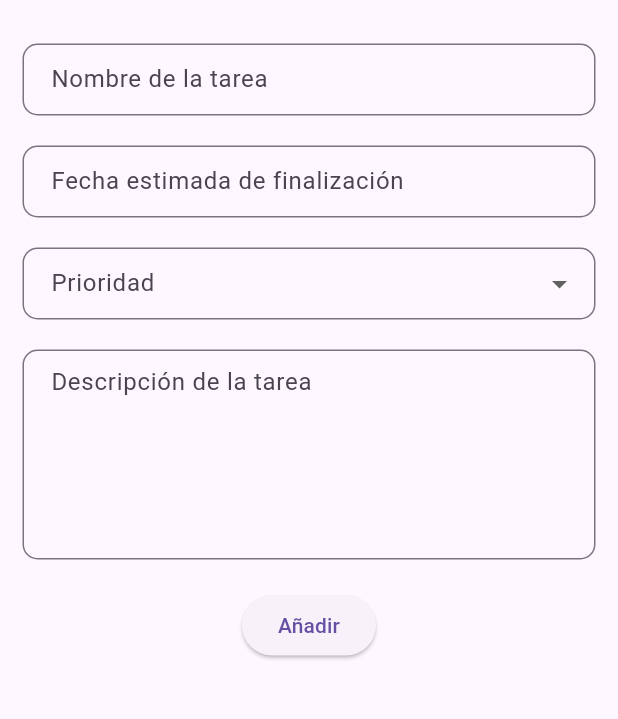
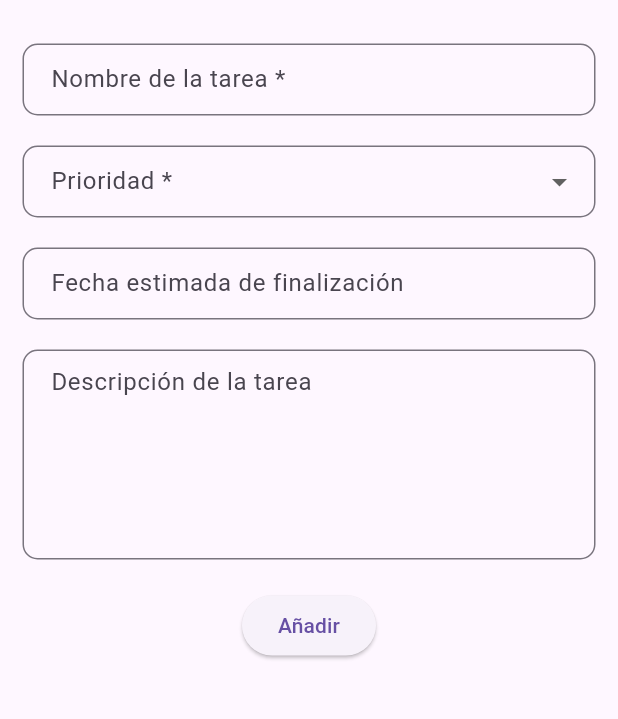
Before and after one commit to Andres-Parra2610/yodev_todo_app, a Flutter app: the screen it shows after launch, after a tap on the "add" icon, on a phone screen of 412 x 824 dp, the part 63-782 px from its top. Run offline on Flutter 3.47's test engine with Material 3 defaults, Android fonts, the phone set to English and light mode, and no system bars; our stand-ins replace bloc, cloud_firestore, equatable, firebase_core, flutter_bloc; accounts and stored records are empty.

Commit message:
feat: add todo

```diff
--- a/lib/blocs/bloc/todo_bloc_state.dart
+++ b/lib/blocs/bloc/todo_bloc_state.dart
@@ -11,6 +11,8 @@ class TodoInitial extends TodoState {}
 
 class TodosLoading extends TodoState {}
 
+class TodoAddLoading extends TodoState {}
+
 class TodosLoaded extends TodoState {
   final List<Todo> todos;
 
@@ -18,6 +20,15 @@ class TodosLoaded extends TodoState {
 
   @override
   List<Object> get props => [todos];
+}
+
+class TodoSucces extends TodoState {
+  final String message;
+
+  const TodoSucces(this.message);
+
+  @override
+  List<Object> get props => [message];
 }
 
 class TodosError extends TodoState {
--- /dev/null
+++ b/lib/core/enums.dart
@@ -0,0 +1,27 @@
+enum TodoPriority { low, medium, high }
+
+extension TodoPriorityExtension on TodoPriority {
+  String get displayName {
+    switch (this) {
+      case TodoPriority.low:
+        return 'Baja';
+      case TodoPriority.medium:
+        return 'Media';
+      case TodoPriority.high:
+        return 'Alta';
+    }
+  }
+
+  static TodoPriority fromString(String priority) {
+    switch (priority.toLowerCase()) {
+      case 'baja':
+        return TodoPriority.low;
+      case 'media':
+        return TodoPriority.medium;
+      case 'alta':
+        return TodoPriority.high;
+      default:
+        throw FormatException('Unknown priority level: $priority');
+    }
+  }
+}
--- a/lib/data/repositories/todo/implementations/firebase_todo_repository.dart
+++ b/lib/data/repositories/todo/implementations/firebase_todo_repository.dart
@@ -13,7 +13,7 @@ class FirebaseTodoRepository implements ITodoRepository {
       final newTodo = await _db.collection('todos').add(todo.toJson());
       return todo.copyWith(id: newTodo.id);
     } catch (e) {
-      throw Exception('Error adding todo, try again');
+      throw Exception('Error agregando la tarea, inténtalo de nuevo');
     }
   }
 
@@ -22,7 +22,7 @@ class FirebaseTodoRepository implements ITodoRepository {
     try {
       await _db.collection('todos').doc(id).delete();
     } catch (e) {
-      throw Exception('Error deleting todo, try again');
+      throw Exception('Error eliminando latarea, inténtalo de nuevo');
     }
   }
 
@@ -39,7 +39,7 @@ class FirebaseTodoRepository implements ITodoRepository {
         return todos;
       });
     } catch (e) {
-      throw Exception('Error getting todos, try again');
+      throw Exception('Error obteniendo las tareas, inténtalo de nuevo');
     }
   }
 
@@ -48,7 +48,7 @@ class FirebaseTodoRepository implements ITodoRepository {
     try {
       _db.collection('todos').doc(todo.id).update(todo.toJson());
     } catch (e) {
-      throw Exception('Error updating todo, try again');
+      throw Exception('Error actualizando la tarea, inténtalo de nuevo');
     }
   }
 }
--- a/lib/domain/models/todo.dart
+++ b/lib/domain/models/todo.dart
@@ -1,9 +1,10 @@
 import 'package:cloud_firestore/cloud_firestore.dart';
+import 'package:yodev_test/core/enums.dart';
 
 class Todo {
   final String? id;
   final String title;
-  final String priority;
+  final TodoPriority priority;
   final String? description;
   final DateTime? estimatedDate;
   final bool isDone;
@@ -20,7 +21,7 @@ class Todo {
   factory Todo.fromJson(Map<String, dynamic> json) {
     return Todo(
       title: json['title'] as String,
-      priority: json['priority'] as String,
+      priority: TodoPriorityExtension.fromString(json['priority'] as String),
       description: json['description'] as String?,
       estimatedDate: json['estimatedDate'] != null
           ? (json['estimatedDate'] as Timestamp).toDate()
@@ -31,11 +32,11 @@ class Todo {
 
   Map<String, dynamic> toJson() {
     return {
-      'id': id,
       'title': title,
-      'priority': priority,
+      'priority': priority.displayName,
       'description': description,
-      'estimatedDate': estimatedDate?.toIso8601String(),
+      'estimatedDate':
+          estimatedDate != null ? Timestamp.fromDate(estimatedDate!) : null,
       'isDone': isDone,
     };
   }
@@ -43,7 +44,7 @@ class Todo {
   Todo copyWith({
     String? id,
     String? title,
-    String? priority,
+    TodoPriority? priority,
     String? description,
     DateTime? estimatedDate,
     bool? isDone,
--- a/lib/ui/widgets/globals/inputs/input_dropdown.dart
+++ b/lib/ui/widgets/globals/inputs/input_dropdown.dart
@@ -1,19 +1,22 @@
 import 'package:flutter/material.dart';
 
 class YDInputDropdown<T> extends StatefulWidget {
-  const YDInputDropdown(
-      {super.key,
-      required this.items,
-      required this.onChanged,
-      this.label,
-      this.validator,
-      this.value});
+  const YDInputDropdown({
+    super.key,
+    required this.items,
+    required this.onChanged,
+    this.label,
+    this.validator,
+    this.value,
+    this.required,
+  });
 
   final List<DropdownMenuItem<T>> items;
   final void Function(T?)? onChanged;
   final String? label;
   final String? Function(T?)? validator;
   final T? value;
+  final bool? required;
 
   @override
   State<YDInputDropdown<T>> createState() => _YDInputDropdownState<T>();
@@ -45,7 +48,7 @@ class _YDInputDropdownState<T> extends State<YDInputDropdown<T>> {
       },
       validator: widget.validator,
       decoration: InputDecoration(
-        labelText: widget.label,
+        label: Text('${widget.label}' '${widget.required == true ? ' *' : ''}'),
         //hintText: widget.hintText,
         border: OutlineInputBorder(
           borderRadius: BorderRadius.circular(10),
--- a/lib/ui/widgets/globals/inputs/text_field.dart
+++ b/lib/ui/widgets/globals/inputs/text_field.dart
@@ -11,6 +11,7 @@ class YDTextField extends StatelessWidget {
     this.controller,
     this.onTap,
     this.validator,
+    this.required,
   });
 
   final BorderRadius? borderRadius;
@@ -21,6 +22,7 @@ class YDTextField extends StatelessWidget {
   final TextEditingController? controller;
   final void Function()? onTap;
   final String? Function(String?)? validator;
+  final bool? required;
 
   @override
   Widget build(BuildContext context) {
@@ -34,7 +36,7 @@ class YDTextField extends StatelessWidget {
         ),
         contentPadding:
             const EdgeInsets.symmetric(horizontal: 15, vertical: 10),
-        labelText: label,
+        label: Text('$label' '${required == true ? ' *' : ''}'),
         alignLabelWithHint: true,
         suffixIcon: suffixIcon,
       ),
--- a/lib/ui/widgets/todo/todo_item.dart
+++ b/lib/ui/widgets/todo/todo_item.dart
@@ -1,4 +1,5 @@
 import 'package:flutter/material.dart';
+import 'package:yodev_test/core/enums.dart';
 import 'package:yodev_test/domain/models/todo.dart';
 
 class TodoItem extends StatelessWidget {
@@ -10,7 +11,7 @@ class TodoItem extends StatelessWidget {
   Widget build(BuildContext context) {
     return CheckboxListTile(
       title: Text(todo.title),
-      subtitle: Text('Prioridad: ${todo.priority}'),
+      subtitle: Text('Prioridad: ${todo.priority.displayName}'),
       checkColor:
           true ? Theme.of(context).colorScheme.onSurface : Colors.transparent,
       side: WidgetStateBorderSide.resolveWith(
--- a/lib/ui/widgets/todo/todo_list.dart
+++ b/lib/ui/widgets/todo/todo_list.dart
@@ -14,6 +14,14 @@ class TodoList extends StatelessWidget {
           ScaffoldMessenger.of(context).showSnackBar(
             SnackBar(
               backgroundColor: const Color.fromARGB(255, 126, 35, 28),
+              content: Text(state.message),
+            ),
+          );
+        }
+        if (state is TodoSucces) {
+          ScaffoldMessenger.of(context).showSnackBar(
+            SnackBar(
+              backgroundColor: Colors.green,
               content: Text(state.message),
             ),
           );
--- a/lib/ui/widgets/todo/todo_register.dart
+++ b/lib/ui/widgets/todo/todo_register.dart
@@ -1,4 +1,8 @@
 import 'package:flutter/material.dart';
+import 'package:flutter_bloc/flutter_bloc.dart';
+import 'package:yodev_test/blocs/bloc/todo_bloc_bloc.dart';
+import 'package:yodev_test/core/enums.dart';
+import 'package:yodev_test/domain/models/todo.dart';
 import 'package:yodev_test/ui/widgets/globals/inputs/input_dropdown.dart';
 import 'package:yodev_test/ui/widgets/globals/inputs/text_field.dart';
 import 'package:yodev_test/ui/widgets/globals/inputs/text_input_date.dart';
@@ -13,14 +17,25 @@ class TodoRegisterForm extends StatefulWidget {
 }
 
 class _TodoRegisterFormState extends State<TodoRegisterForm> {
+  // Cpntrollers
   final _formKey = GlobalKey<FormState>();
-  final _nameController = TextEditingController();
-  final _priorityController = TextEditingController();
+  final _titleController = TextEditingController();
   final _descriptionController = TextEditingController();
 
+  // Values
+  TodoPriority? _priority;
+  DateTime? _dateTime;
+
+  // On submit method
   void _onSubmit() {
     if (!_formKey.currentState!.validate()) return;
-    print('Form submitted');
+    final todo = Todo(
+      title: _titleController.text,
+      priority: _priority!,
+      estimatedDate: _dateTime,
+      description: _descriptionController.text,
+    );
+    context.read<TodoBloc>().add(AddTodo(todo));
   }
 
   @override
@@ -30,46 +45,53 @@ class _TodoRegisterFormState extends State<TodoRegisterForm> {
       child: Column(
         children: [
           YDTextField(
+            required: true,
             label: 'Nombre de la tarea',
-            controller: _nameController,
+            controller: _titleController,
             validator: (value) => value!.isEmpty ? 'Campo requerido' : null,
+          ),
+          const SizedBox(height: 20),
+          YDInputDropdown<TodoPriority>(
+            label: 'Prioridad',
+            required: true,
+            items: TodoPriority.values
+                .map(
+                  (el) => DropdownMenuItem(
+                    value: el,
+                    child: Text(el.displayName),
+                  ),
+                )
+                .toList(),
+            onChanged: (value) => _priority = value,
+            validator: (value) => value == null ? 'Campo requerido' : null,
           ),
           const SizedBox(height: 20),
           YDTextInputDate(
             label: 'Fecha estimada de finalización',
-            onChanged: (value) {
-              print(value);
-            },
+            onChanged: (value) => _dateTime = value,
           ),
           const SizedBox(height: 20),
-          YDInputDropdown<String>(
-              label: 'Prioridad',
-              items: const [
-                DropdownMenuItem(
-                  value: '1',
-                  child: Text('Alta'),
-                ),
-                DropdownMenuItem(
-                  value: '2',
-                  child: Text('Media'),
-                ),
-                DropdownMenuItem(
-                  value: '3',
-                  child: Text('Baja'),
-                ),
-              ],
-              onChanged: (p0) {
-                print(p0);
-              }),
-          const SizedBox(height: 20),
-          const YDTextField(
+          YDTextField(
             label: 'Descripción de la tarea',
             maxLines: 5,
+            controller: _descriptionController,
           ),
           const SizedBox(height: 20),
-          ElevatedButton(
-            onPressed: _onSubmit,
-            child: const Text('Añadir'),
+          BlocConsumer<TodoBloc, TodoState>(
+            listener: (context, state) {
+              if (state is TodoSucces) {
+                Navigator.of(context).pop();
+              }
+            },
+            builder: (context, state) {
+              if (state is TodoAddLoading) {
+                return const CircularProgressIndicator();
+              }
+              return ElevatedButton(
+                onPressed: _onSubmit,
+                child: const Text('Añadir'),
+              );
+            },
           ),
         ],
       ),
```
Also changed, not shown: lib/blocs/bloc/todo_bloc_bloc.dart (+12 -5 lines), lib/main.dart (+48 -0 lines).
